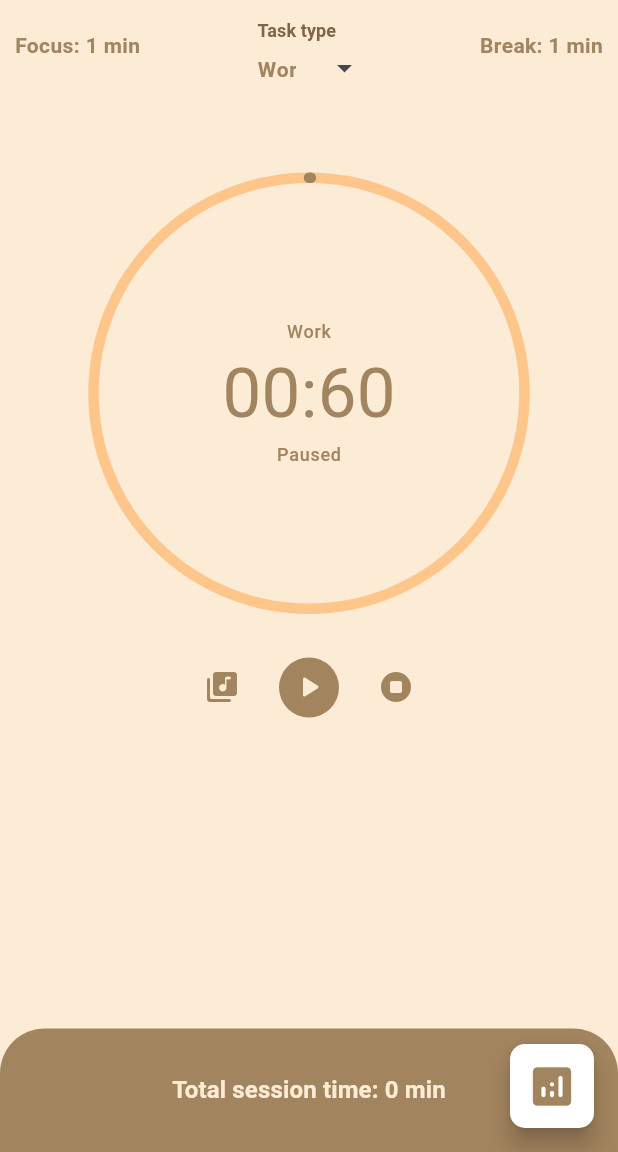
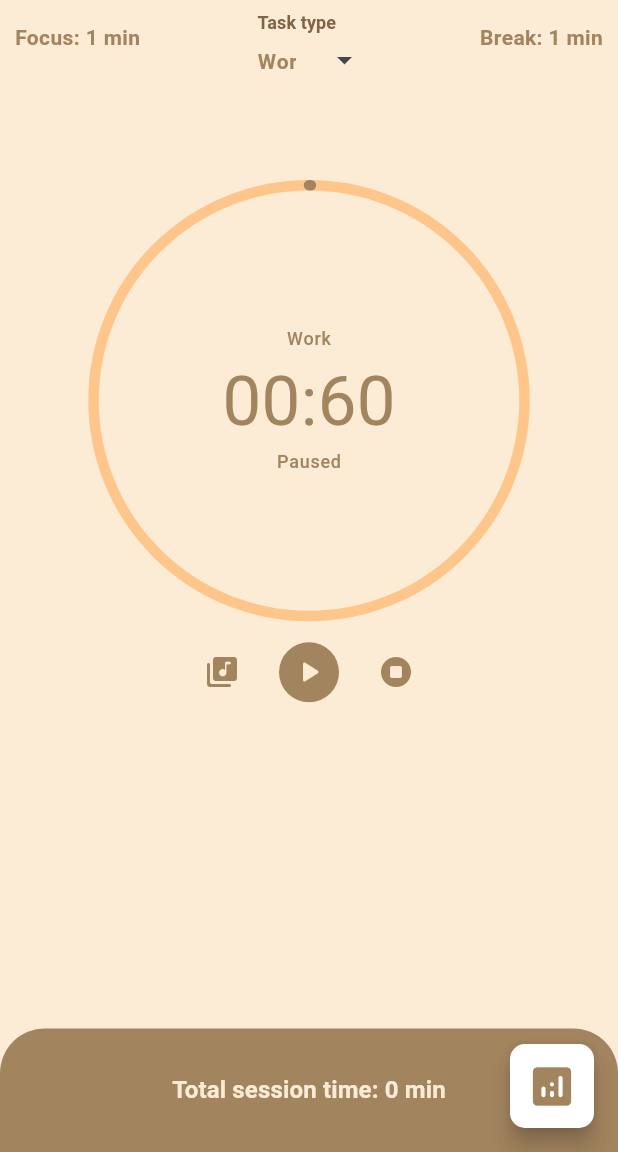
Before and after one commit to m-mhe/scheduler, a Flutter app: the FocusSessionScreen screen opened directly with empty values, on a phone screen of 412 x 824 dp, the part 84-1236 px from its top. Run offline on Flutter 3.47's test engine with Material 3 defaults, Android fonts, the phone set to English and light mode, and no system bars; drawn by our look-alikes of sleek_circular_slider; our stand-ins replace fl_chart, get, numberpicker, sqflite; accounts and stored records are empty.

Commit message:
UI responsiveness fix

```diff
--- a/lib/ui/screens/focus_session_screen.dart
+++ b/lib/ui/screens/focus_session_screen.dart
@@ -50,8 +50,8 @@ class _FocusSessionScreenState extends State<FocusSessionScreen> {
             child: Column(
               children: [
                 Padding(
-                  padding: const EdgeInsets.only(
-                      top: 20, bottom: 20, left: 10, right: 10),
+                  padding:  EdgeInsets.only(
+                      top: 15, bottom: MediaQuery.of(context).size.height/15, left: 10, right: 10),
                   child: Row(
                     mainAxisAlignment: MainAxisAlignment.spaceBetween,
                     crossAxisAlignment: CrossAxisAlignment.start,
@@ -97,7 +97,7 @@ class _FocusSessionScreenState extends State<FocusSessionScreen> {
                 ),
                 Center(
                   child: Padding(
-                    padding: const EdgeInsets.symmetric(vertical: 25),
+                    padding: const EdgeInsets.only(bottom: 10),
                     child: SleekCircularSlider(
                       initialValue: _completedTime,
                       min: _startTime,
--- a/lib/ui/screens/home_screen.dart
+++ b/lib/ui/screens/home_screen.dart
@@ -308,6 +308,7 @@ class _HomeScreenState extends State<HomeScreen> {
                           ];
                           showDialog(context: context, builder: (context){
                             return  AlertDialog(
+                              contentPadding: const EdgeInsets.all(10),
                               actionsAlignment: MainAxisAlignment.center,
                               shape: RoundedRectangleBorder(
                                 borderRadius: BorderRadius.circular(14),
```
